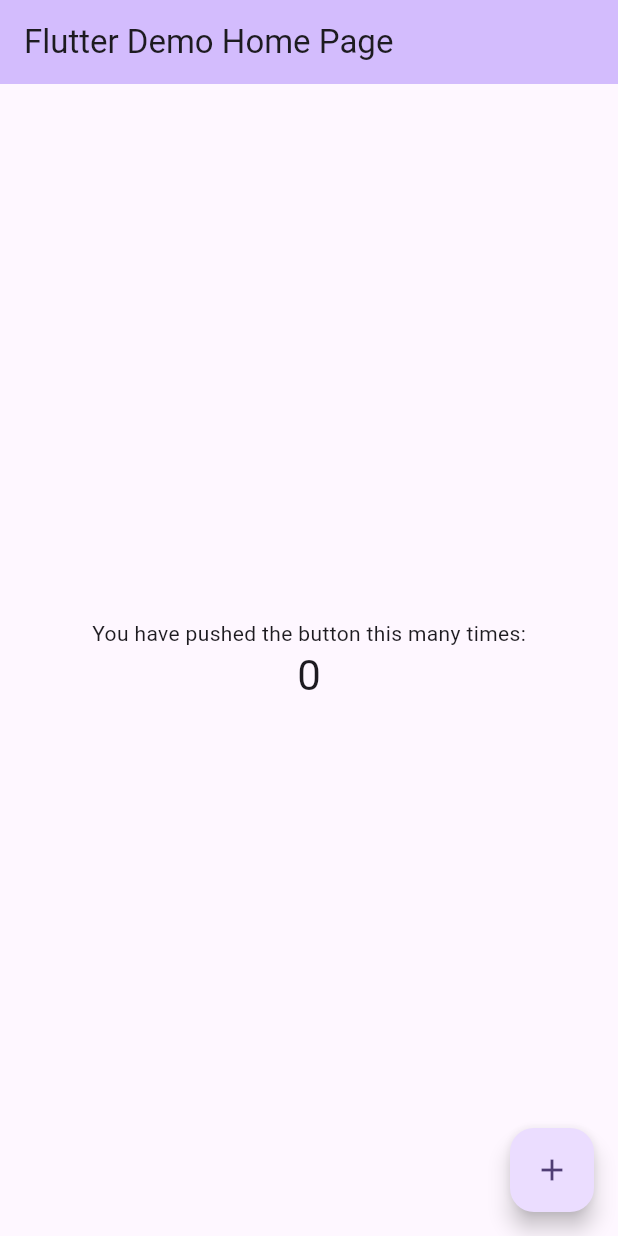
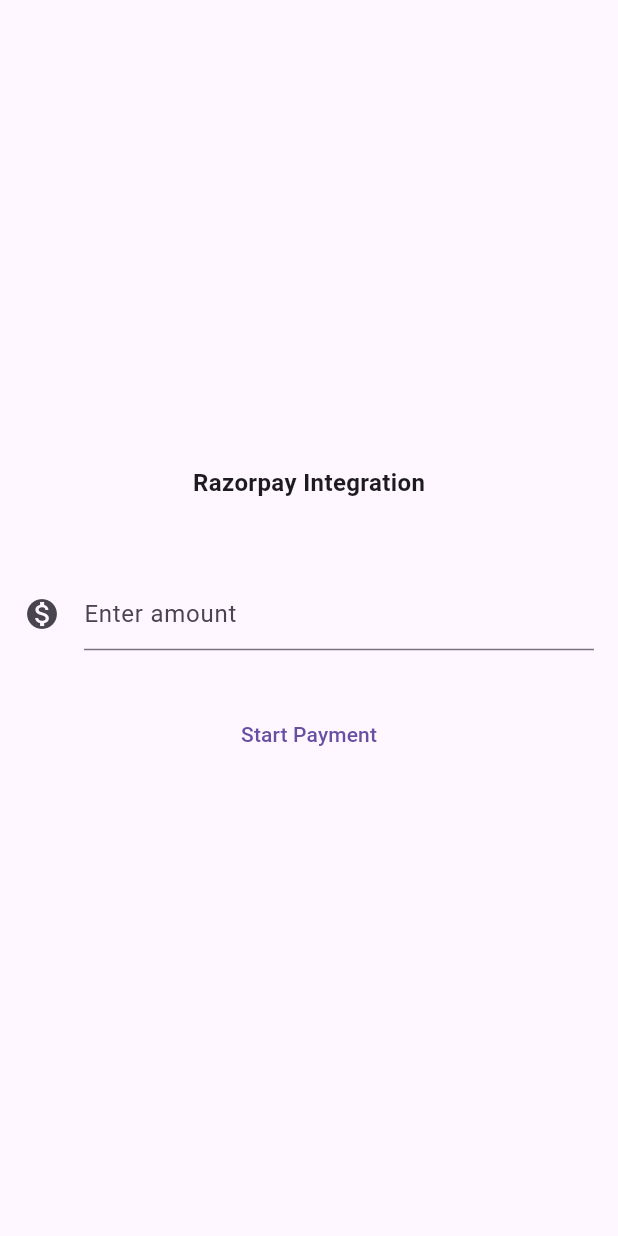
Before and after one commit to shreyxnsh/flutter-razorpay-integration, a Flutter app: the screen it shows after launch, on a phone screen of 412 x 824 dp. Run offline on Flutter 3.47's test engine with Material 3 defaults, Android fonts, the phone set to English and light mode, and no system bars; our stand-ins replace fluttertoast; missing offline and left inert: razorpay_flutter.

Commit message:
completed razorpay integration

```diff
--- a/lib/main.dart
+++ b/lib/main.dart
@@ -1,4 +1,6 @@
 import 'package:flutter/material.dart';
+import 'package:razorpay_flutter/razorpay_flutter.dart';
+import 'package:fluttertoast/fluttertoast.dart';
 
 void main() {
   runApp(const MyApp());
@@ -12,114 +14,109 @@ class MyApp extends StatelessWidget {
   Widget build(BuildContext context) {
     return MaterialApp(
       title: 'Flutter Demo',
-      theme: ThemeData(
-        // This is the theme of your application.
-        //
-        // TRY THIS: Try running your application with "flutter run". You'll see
-        // the application has a blue toolbar. Then, without quitting the app,
-        // try changing the seedColor in the colorScheme below to Colors.green
-        // and then invoke "hot reload" (save your changes or press the "hot
-        // reload" button in a Flutter-supported IDE, or press "r" if you used
-        // the command line to start the app).
-        //
-        // Notice that the counter didn't reset back to zero; the application
-        // state is not lost during the reload. To reset the state, use hot
-        // restart instead.
-        //
-        // This works for code too, not just values: Most code changes can be
-        // tested with just a hot reload.
-        colorScheme: ColorScheme.fromSeed(seedColor: Colors.deepPurple),
-        useMaterial3: true,
-      ),
-      home: const MyHomePage(title: 'Flutter Demo Home Page'),
+      theme: ThemeData(),
+      home: const MyHomePage(),
     );
   }
 }
 
 class MyHomePage extends StatefulWidget {
-  const MyHomePage({super.key, required this.title});
-
-  // This widget is the home page of your application. It is stateful, meaning
-  // that it has a State object (defined below) that contains fields that affect
-  // how it looks.
-
-  // This class is the configuration for the state. It holds the values (in this
-  // case the title) provided by the parent (in this case the App widget) and
-  // used by the build method of the State. Fields in a Widget subclass are
-  // always marked "final".
-
-  final String title;
+  const MyHomePage({super.key});
 
   @override
   State<MyHomePage> createState() => _MyHomePageState();
 }
 
 class _MyHomePageState extends State<MyHomePage> {
-  int _counter = 0;
+  //razorpay object
+  Razorpay? _razorpay;
+  TextEditingController amountController = TextEditingController();
 
-  void _incrementCounter() {
-    setState(() {
-      // This call to setState tells the Flutter framework that something has
-      // changed in this State, which causes it to rerun the build method below
-      // so that the display can reflect the updated values. If we changed
-      // _counter without calling setState(), then the build method would not be
-      // called again, and so nothing would appear to happen.
-      _counter++;
-    });
+
+  void _handlePaymentSuccess(PaymentSuccessResponse response) {
+    // Do something when payment succeeds
+    Fluttertoast.showToast(msg: "Success : ${response.paymentId}" , timeInSecForIosWeb: 4);
+
+  }
+
+  void _handlePaymentError(PaymentFailureResponse response) {
+    // Do something when payment fails
+    Fluttertoast.showToast(msg: "Error : ${response.code} - ${response.message}" , timeInSecForIosWeb: 4);
+
+  }
+
+  void _handleExternalWallet(ExternalWalletResponse response) {
+    // Do something when an external wallet was selected
+    Fluttertoast.showToast(msg: "External Wallet : ${response.walletName}" , timeInSecForIosWeb: 4);
+
+  }
+
+
+
+  @override
+  void initState() {
+    // TODO: implement initState
+    super.initState();
+    _razorpay = Razorpay();
+
+    _razorpay?.on(Razorpay.EVENT_PAYMENT_SUCCESS, _handlePaymentSuccess);
+    _razorpay?.on(Razorpay.EVENT_PAYMENT_ERROR, _handlePaymentError);
+    _razorpay?.on(Razorpay.EVENT_EXTERNAL_WALLET, _handleExternalWallet);
+  }
+
+
+  void makePayment() async {
+    var options = {
+      'key' : 'rzp_test_BQfWCSPjfpPmye',
+      'amount' : 200000, //rs 200
+      'name' : 'Shreyansh',
+      'description' : 'test payment',
+      'prefill' : {'contact' : '9494XXXXXX', 'email' : 'test@gmail.com',},
+    };
+
+    try {
+       _razorpay?.open(options);
+    } catch (e) {
+      print("Error in razorpay :  $e");
+    }
   }
 
   @override
   Widget build(BuildContext context) {
-    // This method is rerun every time setState is called, for instance as done
-    // by the _incrementCounter method above.
-    //
-    // The Flutter framework has been optimized to make rerunning build methods
-    // fast, so that you can just rebuild anything that needs updating rather
-    // than having to individually change instances of widgets.
     return Scaffold(
-      appBar: AppBar(
-        // TRY THIS: Try changing the color here to a specific color (to
-        // Colors.amber, perhaps?) and trigger a hot reload to see the AppBar
-        // change color while the other colors stay the same.
-        backgroundColor: Theme.of(context).colorScheme.inversePrimary,
-        // Here we take the value from the MyHomePage object that was created by
-        // the App.build method, and use it to set our appbar title.
-        title: Text(widget.title),
-      ),
-      body: Center(
-        // Center is a layout widget. It takes a single child and positions it
-        // in the middle of the parent.
+      body: SafeArea(
         child: Column(
-          // Column is also a layout widget. It takes a list of children and
-          // arranges them vertically. By default, it sizes itself to fit its
-          // children horizontally, and tries to be as tall as its parent.
-          //
-          // Column has various properties to control how it sizes itself and
-          // how it positions its children. Here we use mainAxisAlignment to
-          // center the children vertically; the main axis here is the vertical
-          // axis because Columns are vertical (the cross axis would be
-          // horizontal).
-          //
-          // TRY THIS: Invoke "debug painting" (choose the "Toggle Debug Paint"
-          // action in the IDE, or press "p" in the console), to see the
-          // wireframe for each widget.
           mainAxisAlignment: MainAxisAlignment.center,
-          children: <Widget>[
-            const Text(
-              'You have pushed the button this many times:',
+          children: [
+            Padding(
+              padding: const EdgeInsets.only(bottom: 20.0),
+              child: Text(
+                "Razorpay Integration",
+                style: TextStyle(fontSize: 16, fontWeight: FontWeight.bold),
+              ),
             ),
-            Text(
-              '$_counter',
-              style: Theme.of(context).textTheme.headlineMedium,
+            const SizedBox(
+              height: 16,
             ),
+            Padding(
+              padding: const EdgeInsets.all(16.0),
+              child: TextField(
+                controller: amountController,
+                decoration: InputDecoration(
+                    hintText: "Enter amount",
+                    icon: Icon(Icons.monetization_on)),
+              ),
+            ),
+            const SizedBox(
+              height: 16,
+            ),
+            TextButton(onPressed: () {
+              makePayment();
+            }, child: Text("Start Payment"))
           ],
         ),
       ),
-      floatingActionButton: FloatingActionButton(
-        onPressed: _incrementCounter,
-        tooltip: 'Increment',
-        child: const Icon(Icons.add),
-      ), // This trailing comma makes auto-formatting nicer for build methods.
     );
   }
+
 }
```
